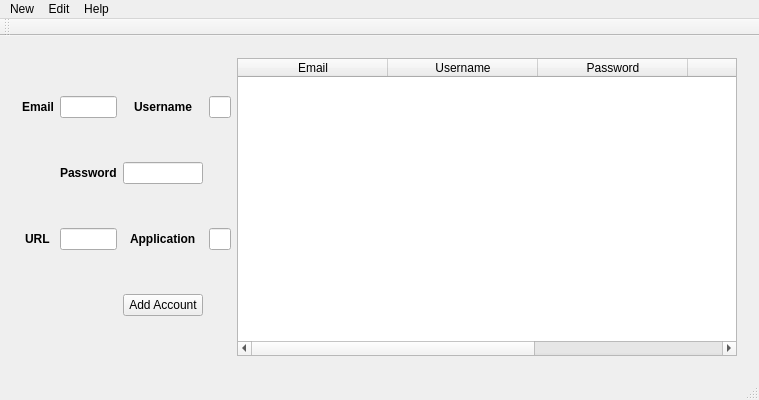
laramirezmancill0207/Game-Password-Manager, file PWManager/mainpasswordmenu.ui: the form before one commit.
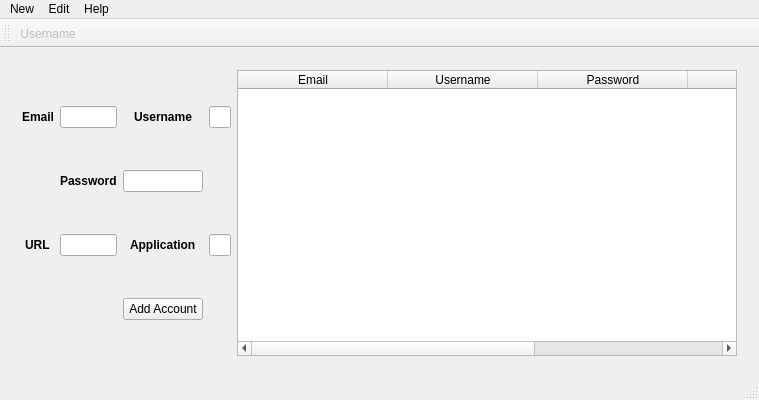
The form after the commit.

Patch:
```diff
--- a/PWManager/mainpasswordmenu.ui
+++ b/PWManager/mainpasswordmenu.ui
@@ -251,6 +251,7 @@
    <attribute name="toolBarBreak">
     <bool>false</bool>
    </attribute>
+   <addaction name="actionUsername"/>
   </widget>
   <widget class="QStatusBar" name="statusBar"/>
   <action name="actionPassword">
@@ -308,6 +309,17 @@
     <string>Github</string>
    </property>
   </action>
+  <action name="actionUsername">
+   <property name="enabled">
+    <bool>false</bool>
+   </property>
+   <property name="text">
+    <string>Username</string>
+   </property>
+   <property name="menuRole">
+    <enum>QAction::NoRole</enum>
+   </property>
+  </action>
  </widget>
  <layoutdefault spacing="6" margin="11"/>
  <resources/>
```
Left out of the diff: 7 changed lines with no effect on the pictures.
